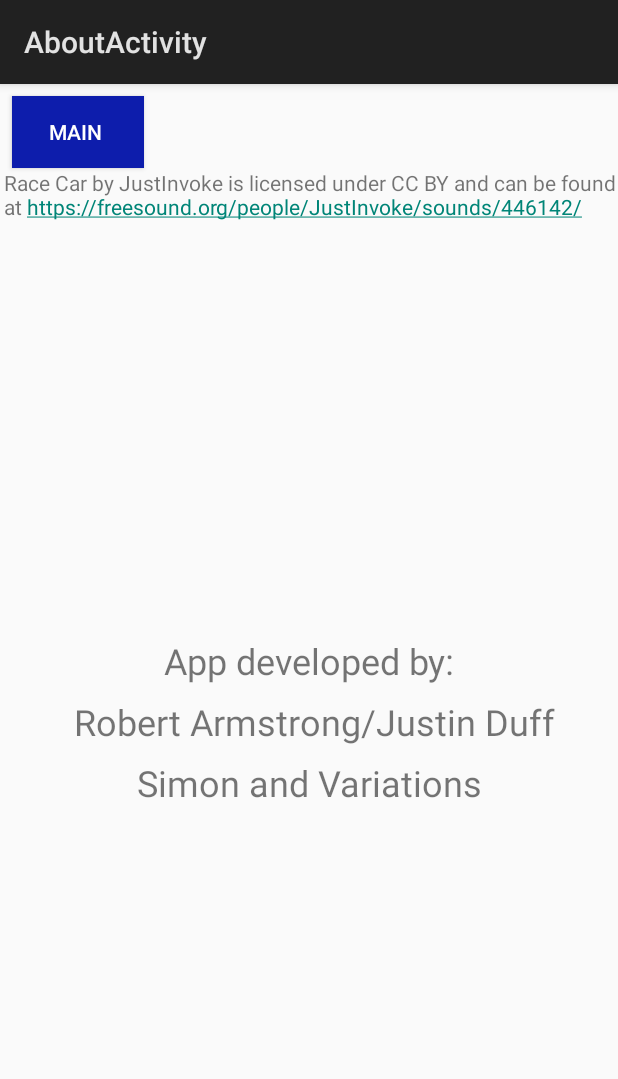
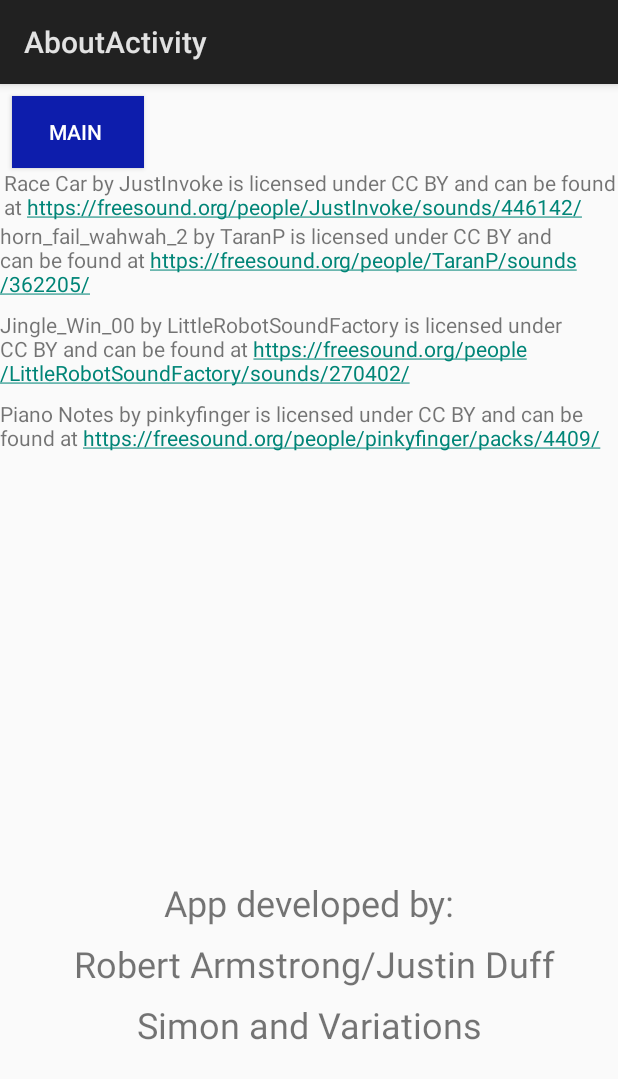
Before and after one commit to Larmstrong1626/Assignment_2, an Android app: the AboutActivity screen opened directly, with no data from a screen before it, on a phone screen of 412 x 824 dp. Shown: the top 1079 px of the screen. Run offline under Robolectric (Android 15) with nearby library versions, the phone set to English and light mode, and no system bars.

Commit message:
-added attributes in about activity

```diff
--- a/app/src/main/java/com/oc/assignment02/OriginalSimon.java
+++ b/app/src/main/java/com/oc/assignment02/OriginalSimon.java
@@ -80,7 +80,7 @@ public class OriginalSimon extends Activity {
     int moves = 1;
     int roundNumber = 1;
     public SoundPool sp = new SoundPool(10, AudioManager.STREAM_MUSIC, 0);
-    public int tl_sound, tr_sound, bl_sound, br_sound,game_over,high_sound;
+    public int tl_sound, tr_sound, bl_sound, br_sound, new_sound, game_over,high_sound;
     boolean AI_Turn = true;
 
     private List<Integer> AI_Choices;
@@ -109,6 +109,7 @@ public class OriginalSimon extends Activity {
         tr_sound = sp.load(this, R.raw.green, 1);
         bl_sound = sp.load(this, R.raw.red, 1);
         br_sound = sp.load(this, R.raw.yellow, 1);
+        new_sound = sp.load(this, R.raw.new_game2, 1);
         high_sound=sp.load(this, R.raw.high_score1, 1);
         game_over = sp.load(this, R.raw.game_over, 1);
 
@@ -251,7 +252,7 @@ public class OriginalSimon extends Activity {
                         if(score>highscore){
                             highscore=score;
                             //writeHighScore();
-                            newhighscore=true;
+                           // newhighscore=true;
 
                                     sp.play(high_sound, 1, 1, 1, 0, 3.0f);
 
--- a/app/src/main/res/layout/activity_about.xml
+++ b/app/src/main/res/layout/activity_about.xml
@@ -21,7 +21,8 @@
         app:layout_constraintBottom_toBottomOf="parent"
         app:layout_constraintEnd_toEndOf="parent"
         app:layout_constraintStart_toStartOf="parent"
-        app:layout_constraintTop_toTopOf="parent" />
+        app:layout_constraintTop_toTopOf="parent"
+        app:layout_constraintVertical_bias="0.725" />
 
     <TextView
         android:id="@+id/textView2"
@@ -77,4 +78,42 @@
         app:layout_constraintHorizontal_bias="0.733"
         app:layout_constraintStart_toStartOf="parent"
         app:layout_constraintTop_toTopOf="parent" />
+
+    <TextView
+        android:id="@+id/textView6"
+        android:layout_width="wrap_content"
+        android:layout_height="wrap_content"
+        android:layout_marginEnd="8dp"
+        android:layout_marginStart="8dp"
+        android:autoLink="web"
+        android:text="@string/game_over_attribute"
+        app:layout_constraintEnd_toEndOf="parent"
+        app:layout_constraintStart_toStartOf="parent"
+        app:layout_constraintTop_toBottomOf="@+id/newGameAttr_tv" />
+
+    <TextView
+        android:id="@+id/textView7"
+        android:layout_width="wrap_content"
+        android:layout_height="wrap_content"
+        android:layout_marginEnd="8dp"
+        android:layout_marginStart="8dp"
+        android:layout_marginTop="8dp"
+        android:autoLink="web"
+        android:text="@string/high_score_attribute"
+        app:layout_constraintEnd_toEndOf="parent"
+        app:layout_constraintStart_toStartOf="parent"
+        app:layout_constraintTop_toBottomOf="@+id/textView6" />
+
+    <TextView
+        android:id="@+id/textView8"
+        android:layout_width="wrap_content"
+        android:layout_height="wrap_content"
+        android:layout_marginEnd="8dp"
+        android:layout_marginStart="8dp"
+        android:layout_marginTop="8dp"
+        android:autoLink="web"
+        android:text="@string/piano_attributes"
+        app:layout_constraintEnd_toEndOf="parent"
+        app:layout_constraintStart_toStartOf="parent"
+        app:layout_constraintTop_toBottomOf="@+id/textView7" />
 </android.support.constraint.ConstraintLayout>
--- a/app/src/main/res/values/strings.xml
+++ b/app/src/main/res/values/strings.xml
@@ -3,4 +3,7 @@
     <string name="title_activity_about">AboutActivity</string>
     <string name="title_activity_original_simon">OriginalSimon</string>
     <string name="new_game_attribute">"Race Car" by "JustInvoke" is licensed under CC BY and can be found at https://freesound.org/people/JustInvoke/sounds/446142/</string>
+    <string name="game_over_attribute">"horn_fail_wahwah_2" by "TaranP" is licensed under CC BY and can be found at https://freesound.org/people/TaranP/sounds/362205/</string>
+    <string name="high_score_attribute">"Jingle_Win_00" by "LittleRobotSoundFactory" is licensed under CC BY and can be found at https://freesound.org/people/LittleRobotSoundFactory/sounds/270402/</string>
+    <string name="piano_attributes">"Piano Notes" by "pinkyfinger" is licensed under CC BY and can be found at https://freesound.org/people/pinkyfinger/packs/4409/</string>
 </resources>
```
Also changed, not shown: app/src/main/java/com/oc/assignment02/RewindSimonActivity.java (line endings or trailing spaces).
